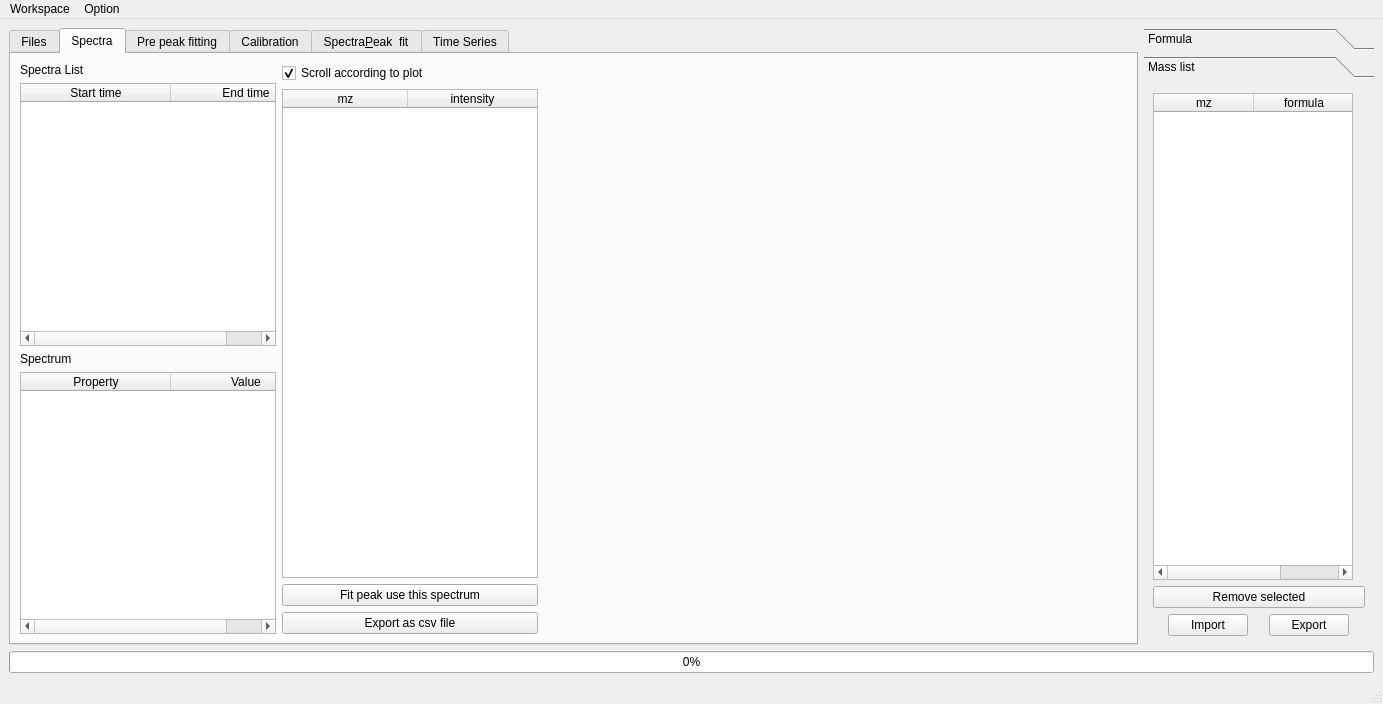
Above: Oribitool.ui from l460289052/Orbitool before the change. Below: the same form after it.
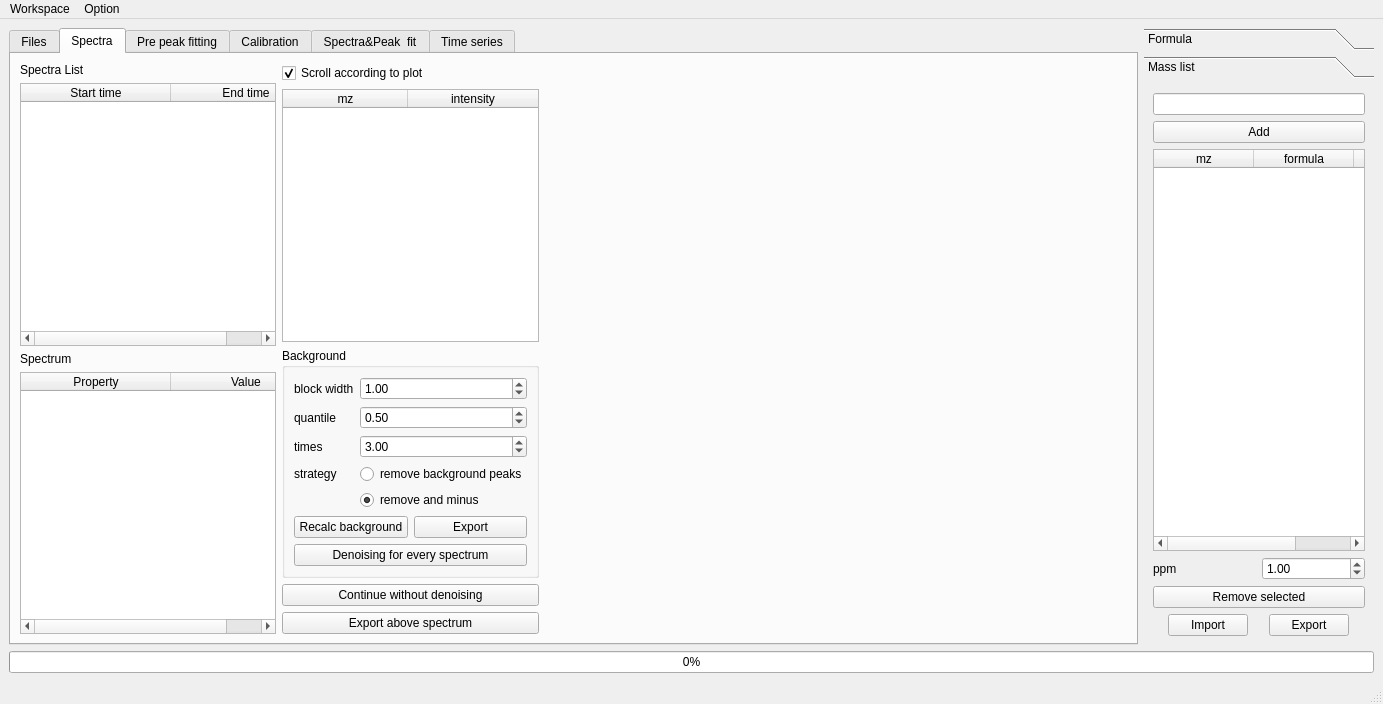
That is the form after the change. The open tabs and pages were chosen to show the change.

Diff of the .ui file:
```diff
--- a/Oribitool.ui
+++ b/Oribitool.ui
@@ -576,16 +576,146 @@
               </widget>
              </item>
              <item>
-              <widget class="QPushButton" name="fitPeakPushButton">
+              <widget class="QGroupBox" name="groupBox_4">
+               <property name="sizePolicy">
+                <sizepolicy hsizetype="Preferred" vsizetype="Maximum">
+                 <horstretch>0</horstretch>
+                 <verstretch>0</verstretch>
+                </sizepolicy>
+               </property>
+               <property name="title">
+                <string>Background</string>
+               </property>
+               <layout class="QFormLayout" name="formLayout_7">
+                <item row="1" column="1">
+                 <widget class="QDoubleSpinBox" name="denoiseStepDoubleSpinBox">
+                  <property name="sizePolicy">
+                   <sizepolicy hsizetype="Preferred" vsizetype="Fixed">
+                    <horstretch>0</horstretch>
+                    <verstretch>0</verstretch>
+                   </sizepolicy>
+                  </property>
+                  <property name="minimum">
+                   <double>0.010000000000000</double>
+                  </property>
+                  <property name="value">
+                   <double>1.000000000000000</double>
+                  </property>
+                 </widget>
+                </item>
+                <item row="1" column="0">
+                 <widget class="QLabel" name="label_24">
+                  <property name="text">
+                   <string>block width</string>
+                  </property>
+                 </widget>
+                </item>
+                <item row="2" column="0">
+                 <widget class="QLabel" name="label_25">
+                  <property name="text">
+                   <string>quantile</string>
+                  </property>
+                 </widget>
+                </item>
+                <item row="2" column="1">
+                 <widget class="QDoubleSpinBox" name="denoiseQuantileDoubleSpinBox">
+                  <property name="sizePolicy">
+                   <sizepolicy hsizetype="Preferred" vsizetype="Fixed">
+                    <horstretch>0</horstretch>
+                    <verstretch>0</verstretch>
+                   </sizepolicy>
+                  </property>
+                  <property name="maximum">
+                   <double>1.000000000000000</double>
+                  </property>
+                  <property name="value">
+                   <double>0.500000000000000</double>
+                  </property>
+                 </widget>
+                </item>
+                <item row="3" column="0">
+                 <widget class="QLabel" name="label_26">
+                  <property name="text">
+                   <string>times</string>
+                  </property>
+                 </widget>
+                </item>
+                <item row="3" column="1">
+                 <widget class="QDoubleSpinBox" name="denoiseTimesDoubleSpinBox">
+                  <property name="minimum">
+                   <double>0.010000000000000</double>
+                  </property>
+                  <property name="value">
+                   <double>3.000000000000000</double>
+                  </property>
+                 </widget>
+                </item>
+                <item row="4" column="0">
+                 <widget class="QLabel" name="label_27">
+                  <property name="text">
+                   <string>strategy</string>
+                  </property>
+                 </widget>
+                </item>
+                <item row="8" column="0" colspan="2">
+                 <widget class="QPushButton" name="denoiseFinishPushButton">
+                  <property name="text">
+                   <string>Denoising for every spectrum</string>
+                  </property>
+                 </widget>
+                </item>
+                <item row="4" column="1">
+                 <widget class="QRadioButton" name="denoiseRemoveOnlyRadioButton">
+                  <property name="text">
+                   <string>remove background peaks</string>
+                  </property>
+                  <property name="checked">
+                   <bool>false</bool>
+                  </property>
+                 </widget>
+                </item>
+                <item row="5" column="1">
+                 <widget class="QRadioButton" name="denoiseRemoveMinusRadioButton">
+                  <property name="text">
+                   <string>remove and minus</string>
+                  </property>
+                  <property name="checked">
+                   <bool>true</bool>
+                  </property>
+                 </widget>
+                </item>
+                <item row="6" column="0" colspan="2">
+                 <layout class="QHBoxLayout" name="horizontalLayout_19">
+                  <item>
+                   <widget class="QPushButton" name="denoiseRecalcPushButton">
+                    <property name="text">
+                     <string>Recalc background</string>
+                    </property>
+                   </widget>
+                  </item>
+                  <item>
+                   <widget class="QPushButton" name="denoiseExportPushButton">
+                    <property name="text">
+                     <string>Export</string>
+                    </property>
+                   </widget>
+                  </item>
+                 </layout>
+                </item>
+               </layout>
+              </widget>
+             </item>
+             <item>
+              <widget class="QPushButton" name="spectra1ContinuePushButton">
                <property name="text">
-                <string>Fit peak use this spectrum</string>
+                <string>Continue without denoising</string>
                </property>
               </widget>
              </item>
              <item>
               <widget class="QPushButton" name="pushButton">
                <property name="text">
-                <string>Export as csv file</string>
+                <string>Export above spectrum</string>
                </property>
               </widget>
              </item>
@@ -1039,7 +1169,7 @@
          </widget>
          <widget class="QWidget" name="spectra2Tab">
           <attribute name="title">
-           <string>Spectra&amp;Peak  fit</string>
+           <string>Spectra&amp;&amp;Peak  fit</string>
           </attribute>
           <layout class="QHBoxLayout" name="horizontalLayout_6">
            <item>
@@ -1108,20 +1238,7 @@
                  </widget>
                 </item>
                 <item>
-                 <widget class="QPushButton" name="spectra2FitDefaultPushButton">
-                  <property name="sizePolicy">
-                   <sizepolicy hsizetype="Preferred" vsizetype="Fixed">
-                    <horstretch>0</horstretch>
-                    <verstretch>0</verstretch>
-                   </sizepolicy>
-                  </property>
-                  <property name="text">
-                   <string>default</string>
-                  </property>
-                 </widget>
-                </item>
-                <item>
-                 <layout class="QHBoxLayout" name="horizontalLayout_14">
+                 <layout class="QHBoxLayout" name="horizontalLayout_17">
                   <item>
                    <widget class="QPushButton" name="spectra2FitUseMassListPushButton">
                     <property name="sizePolicy">
@@ -1135,38 +1252,6 @@
                     </property>
                    </widget>
                   </item>
-                  <item>
-                   <widget class="QLabel" name="label">
-                    <property name="sizePolicy">
-                     <sizepolicy hsizetype="Preferred" vsizetype="Preferred">
-                      <horstretch>0</horstretch>
-                      <verstretch>0</verstretch>
-                     </sizepolicy>
-                    </property>
-                    <property name="text">
-                     <string>with ppm</string>
-                    </property>
-                   </widget>
-                  </item>
-                  <item>
-                   <widget class="QDoubleSpinBox" name="spectra2MassListFitPpmDoubleSpinBox">
-                    <property name="sizePolicy">
-                     <sizepolicy hsizetype="Preferred" vsizetype="Fixed">
-                      <horstretch>0</horstretch>
-                      <verstretch>0</verstretch>
-                     </sizepolicy>
-                    </property>
-                    <property name="minimum">
-                     <double>0.010000000000000</double>
-                    </property>
-                    <property name="maximum">
-                     <double>9.990000000000000</double>
-                    </property>
-                    <property name="value">
-                     <double>1.000000000000000</double>
-                    </property>
-                   </widget>
-                  </item>
                  </layout>
                 </item>
                </layout>
@@ -1532,7 +1617,7 @@
          </widget>
          <widget class="QWidget" name="tab_5">
           <attribute name="title">
-           <string>Time Series</string>
+           <string>Time series</string>
           </attribute>
           <layout class="QHBoxLayout" name="horizontalLayout_7">
            <item>
@@ -2182,6 +2267,16 @@
            <string>Mass list</string>
           </attribute>
           <layout class="QVBoxLayout" name="verticalLayout_18">
+           <item>
+            <widget class="QLineEdit" name="massListLineEdit"/>
+           </item>
+           <item>
+            <widget class="QPushButton" name="massListPushButton">
+             <property name="text">
+              <string>Add</string>
+             </property>
+            </widget>
+           </item>
            <item>
             <widget class="QTableWidget" name="massListTableWidget">
              <property name="sizePolicy">
@@ -2192,7 +2287,7 @@
              </property>
              <property name="maximumSize">
               <size>
-               <width>200</width>
+               <width>16777215</width>
                <height>16777215</height>
               </size>
              </property>
@@ -2225,6 +2320,42 @@
              </column>
             </widget>
            </item>
+           <item>
+            <layout class="QHBoxLayout" name="horizontalLayout_14">
+             <item>
+              <widget class="QLabel" name="label">
+               <property name="sizePolicy">
+                <sizepolicy hsizetype="Preferred" vsizetype="Preferred">
+                 <horstretch>0</horstretch>
+                 <verstretch>0</verstretch>
+                </sizepolicy>
+               </property>
+               <property name="text">
+                <string>ppm</string>
+               </property>
+              </widget>
+             </item>
+             <item>
+              <widget class="QDoubleSpinBox" name="massListPpmDoubleSpinBox">
+               <property name="sizePolicy">
+                <sizepolicy hsizetype="Preferred" vsizetype="Fixed">
+                 <horstretch>0</horstretch>
+                 <verstretch>0</verstretch>
+                </sizepolicy>
+               </property>
+               <property name="minimum">
+                <double>0.010000000000000</double>
+               </property>
+               <property name="maximum">
+                <double>9.990000000000000</double>
+               </property>
+               <property name="value">
+                <double>1.000000000000000</double>
+               </property>
+              </widget>
+             </item>
+            </layout>
+           </item>
            <item>
             <widget class="QPushButton" name="massListRemovePushButton">
              <property name="sizePolicy">
```
Left out of the diff: 193 changed lines with no effect on the pictures.
